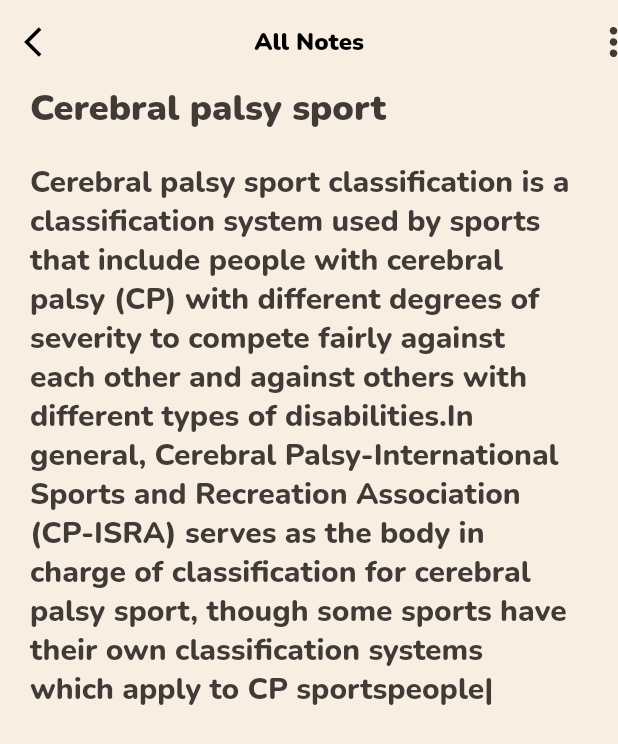
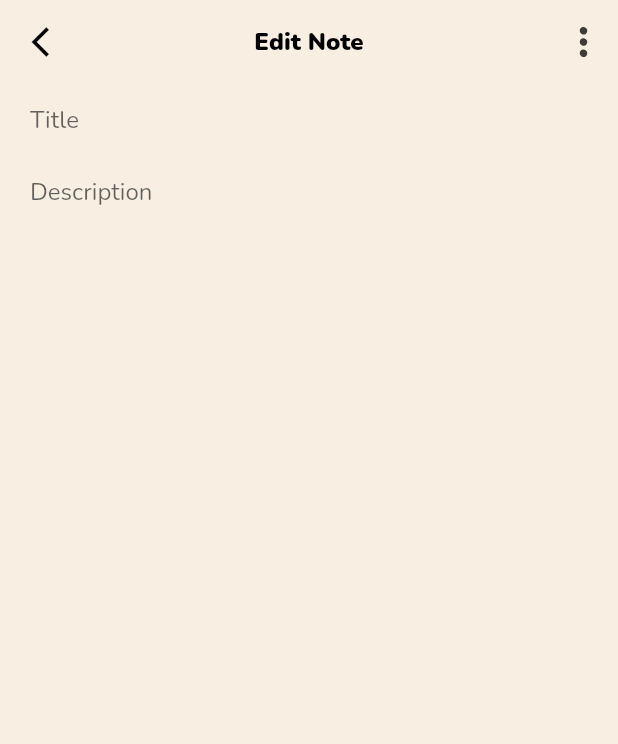
Before and after one commit to mercyjae/notely, a Flutter app: the EditNote screen opened directly, on a phone screen of 412 x 824 dp. Shown: the top 744 px of the screen. Run offline on Flutter 3.47's test engine with Material 2 defaults, Android fonts, the phone set to English and light mode, and no system bars; our stand-ins replace flutter_svg, google_fonts.

Commit message:
added routes

```diff
--- a/lib/main.dart
+++ b/lib/main.dart
@@ -1,5 +1,5 @@
 import 'package:flutter/material.dart';
-import 'package:notely/screens/recent_notes.dart';
+import 'package:notely/routes.dart';
 
 void main() {
   runApp(const MyApp());
@@ -22,6 +22,8 @@ class MyApp extends StatelessWidget {
             secondary: const Color(0xFFD9614C),
           ),
         ),
-        home: const RecentNotes());
+        onGenerateRoute: AppRouter.onGenerateRoute,
+        initialRoute: AppRouter.onboarding);
+
   }
 }
--- /dev/null
+++ b/lib/routes.dart
@@ -0,0 +1,50 @@
+
+import 'package:flutter/material.dart';
+import 'package:notely/screens/sign_up_screen.dart';
+import 'package:notely/screens/edit_note.dart';
+import 'package:notely/screens/note_creation.dart';
+import 'package:notely/screens/onboarding_screen.dart';
+import 'package:notely/screens/profile_screen.dart';
+import 'package:notely/screens/recent_notes.dart';
+import 'package:notely/screens/subscribe_screen.dart';
+
+class AppRouter{
+  const AppRouter._();
+
+  static const onboarding = '/onboarding';
+  static const signUp = '/signUp';
+  static const subscribe = '/subscribe';
+  static const noteCreation = '/noteCreation';
+  static const editNote = '/editNote';
+  static const profile = '/profile';
+  static const recentNote = '/recentNote';
+
+  static Route<dynamic> onGenerateRoute(RouteSettings settings){
+    switch(settings.name){
+      case onboarding:
+      return _route( const OnboardingScreen());
+      case signUp:
+       return  _route(const SignUpScreen());
+       case subscribe:
+       return _route(const SubscribeScreen());
+       case noteCreation:
+       return _route(const NoteCreation());
+       case editNote:
+       return _route(const EditNote());
+       case recentNote:
+       return _route(const RecentNotes());
+       case profile:
+       return _route(const ProfileScreen());
+       default:
+       return _route(const Scaffold());
+
+    }
+  }
+
+  static PageRoute<dynamic> _route(Widget child){
+    return MaterialPageRoute(builder: (context){
+      return child;
+    });
+  }
+
+}
--- a/lib/screens/edit_note.dart
+++ b/lib/screens/edit_note.dart
@@ -1,4 +1,5 @@
 import 'package:flutter/material.dart';
+import 'package:flutter/services.dart';
 import 'package:flutter_svg/flutter_svg.dart';
 import 'package:google_fonts/google_fonts.dart';
 
@@ -9,17 +10,27 @@ class EditNote extends StatelessWidget {
   Widget build(BuildContext context) {
     return Scaffold(
         appBar: AppBar(
-          leading: IconButton(
+          leading: Padding(
+            padding: const EdgeInsets.only(left: 10),
+            child: IconButton(
               icon: const Icon(
                 Icons.arrow_back_ios,
                 color: Colors.black,
               ),
-            onPressed: () {},
+              onPressed: () {
+                Navigator.of(context).pop();
+              },
+            ),
           ),
           elevation: 0,
-          actions: [SvgPicture.asset('assets/icons/menu.svg')],
+          actions: [
+            Padding(
+              padding: const EdgeInsets.only(right: 20),
+              child: SvgPicture.asset('assets/icons/menu.svg'),
+            )
+          ],
           title: Text(
-            'All Notes',
+            'Edit Note',
             style: GoogleFonts.nunito(
                 fontSize: 16, fontWeight: FontWeight.w900, color: Colors.black),
           ),
@@ -28,34 +39,31 @@ class EditNote extends StatelessWidget {
         ),
         body: Padding(
           padding: const EdgeInsets.symmetric(horizontal: 20),
-          child: Column(
-              crossAxisAlignment: CrossAxisAlignment.start,
-              children: const [
-                Text(
-                  "Cerebral palsy sport",
-                  style: TextStyle(
-                    fontSize: 24,
-                    fontWeight: FontWeight.w900,
-                    color: Color(0xFF403B36),
+          child:
+              Column(crossAxisAlignment: CrossAxisAlignment.start, children: [
+            TextFormField(
+              cursorColor: Colors.orange,
+              maxLines: null,
+              decoration: const InputDecoration(
+                border: InputBorder.none,
+                focusedBorder: UnderlineInputBorder(),
+                hintText: 'Title',
               ),
+              inputFormatters: [
+                LengthLimitingTextInputFormatter(100),
+              ],
             ),
-                SizedBox(
-                  height: 20,
+            TextFormField(
+              cursorColor: Colors.orange,
+              decoration: const InputDecoration(
+                border: InputBorder.none,
+                focusedBorder: UnderlineInputBorder(),
+                hintText: 'Description',
               ),
-                Text(
-                    'Cerebral palsy sport classification is a\nclassification system'
-                    ' used by sports\nthat include people with cerebral\npalsy (CP) with '
-                    'different degrees of\nseverity to compete fairly against\neach other and '
-                    'against others with\ndifferent types of disabilities.In\ngeneral, '
-                    'Cerebral Palsy-International\nSports and Recreation Association\n(CP-ISRA) serves as the '
-                    'body in\ncharge of classification for cerebral\npalsy sport, though some sports have\ntheir '
-                    'own classification systems\nwhich apply to CP sportspeople|',
-                    style: TextStyle(
-                      height: 1.3,
-                      fontSize: 20,
-                      fontWeight: FontWeight.w800,
-                      color: Color(0xFF403B36),
-                    )),
+              inputFormatters: [
+                LengthLimitingTextInputFormatter(100),
+              ],
+            ),
           ]),
         ));
   }
--- a/lib/screens/onboarding_screen.dart
+++ b/lib/screens/onboarding_screen.dart
@@ -1,6 +1,6 @@
 import 'package:flutter/material.dart';
+import 'package:notely/routes.dart';
 import 'package:notely/widgets/app_button.dart';
-import 'package:notely/screens/create_account_screen.dart';
 import 'package:notely/models/onboarding_model.dart';
 import 'package:google_fonts/google_fonts.dart';
 class OnboardingScreen extends StatefulWidget {
@@ -100,8 +100,8 @@ class _OnboardingScreenState extends State<OnboardingScreen> {
               height: 70,
             ),
             AppButton(title: 'GET STARTED', onTap: () {
-              Navigator.push(context,
-                  MaterialPageRoute(builder: (context) => const CreateAccount()));
+              Navigator.of(context).pushNamed(AppRouter.signUp);
+
             }, ),
 
             const SizedBox(
--- a/lib/screens/recent_notes.dart
+++ b/lib/screens/recent_notes.dart
@@ -20,21 +20,21 @@ class _RecentNotesState extends State<RecentNotes> {
           Image.asset('assets/images/search.png'),
         ],
         title: Text(
-          'All Notes',
+          'Recent Notes',
           style: GoogleFonts.nunito(
               fontSize: 16, fontWeight: FontWeight.w900, color: Colors.black),
         ),
         centerTitle: true,
         backgroundColor: Colors.transparent,
       ),body: Padding(
-        padding: const EdgeInsets.symmetric(horizontal: 10),
+        padding: const EdgeInsets.symmetric(horizontal:15),
         child: Column(children: const [
           Expanded(
                 child: RecentNotesBuilder(
                   notes: [
                     Note(
                       title: 'Cerebral palsy\nsport',
-                      body: 'Cerebral palsy\nsportclassification  '
+                      description: 'Cerebral palsy\nsportclassification  '
                           'is a classification system used by sports that include'
                           ' people with cerebral palsy (CP) with different'
                           ' degrees of severity to compete fairly '
@@ -42,14 +42,14 @@ class _RecentNotesState extends State<RecentNotes> {
                     ),
                     Note(
                         title: 'Trends List',
-                        body: '\u2022 Glassmorphism\n'
+                        description: '\u2022 Glassmorphism\n'
                             '\u2022 Claymorphism\n'
                             '\u2022 Big Typography\n'
                             '\u2022 3d Illustrations\n'
                             '\u2022 Flat Colors...\n'),
                               Note(
                       title: 'School Essay on Accessibility',
-                      body:
+                      description:
                           'Accessibility is the practice of making your websites '
                           'usable by as many people as possible. '
                           'We traditionally think of this as being '
@@ -57,7 +57,7 @@ class _RecentNotesState extends State<RecentNotes> {
                     ),
                     Note(
                       title: 'Emotions of Typography',
-                      body: 'Typography is a part of user interface. '
+                      description: 'Typography is a part of user interface. '
                           'Many of us focus on User Experience rather than User '
                           'Interface as a novice UI/UX designer since deciding '
                           'a typeface, colors, and typefaces is a '
@@ -66,7 +66,7 @@ class _RecentNotesState extends State<RecentNotes> {
 
                     Note(
                       title: 'Lamina Peak',
-                      body: 'Lamina Peak (70°32′S 68°45′WCoordinates: '
+                      description: 'Lamina Peak (70°32′S 68°45′WCoordinates: '
                           '70°32′S 68°45′W) '
                           'is a prominent pyramid-shaped peak, 1,280 metres'
                           ' (4,200 ft) high, surmounting a stratified ridge '
@@ -75,7 +75,7 @@ class _RecentNotesState extends State<RecentNotes> {
                     ),
                      Note(
                       title: 'IG Posts',
-                      body: '\u2022 Typography Checklist\n'
+                      description: '\u2022 Typography Checklist\n'
                           '\u2022 Make 3D Card inside Figma\n'
                           '\u2022 Best figma plugins stock images websites',
                     ),
--- a/lib/widgets/app_textfield.dart
+++ b/lib/widgets/app_textfield.dart
@@ -23,7 +23,7 @@ class AppTextField extends StatelessWidget {
           ),
         ),
         const SizedBox(
-          height: 10,
+          height: 15,
         ),
         TextField(
           decoration: InputDecoration(
--- a/lib/widgets/note_card.dart
+++ b/lib/widgets/note_card.dart
@@ -2,8 +2,8 @@ import 'package:flutter/material.dart';
 
 class NoteCard extends StatelessWidget {
   final String title;
-  final String body;
-  const NoteCard({Key? key, required this.title, required this.body})
+  final String description;
+  const NoteCard({Key? key, required this.title, required this.description})
       : super(key: key);
 
   @override
@@ -20,14 +20,14 @@ class NoteCard extends StatelessWidget {
         children: [
           Text(
             title,style: const TextStyle(
-              fontSize: 22,
+              fontSize: 18,
               fontWeight: FontWeight.w900,
               color: Color(0xFF403B36),
             ),
           ),
-          const SizedBox(height: 2),
+          const SizedBox(height: 5),
           Text(
-            body,
+            description,
             style: const TextStyle(
               fontSize: 16,
               fontWeight: FontWeight.w700,
@@ -45,7 +45,7 @@ class NoteCard extends StatelessWidget {
 
 class Note {
   final String title;
-  final String body;
+  final String description;
 
-  const Note({required this.title, required this.body});
+  const Note({required this.title, required this.description});
 }
--- a/lib/widgets/recent_note_builder.dart
+++ b/lib/widgets/recent_note_builder.dart
@@ -5,12 +5,11 @@ import 'package:notely/widgets/note_card.dart';
 class RecentNotesBuilder extends StatelessWidget {
   final List<Note> notes;
   const RecentNotesBuilder({Key? key, required this.notes}) : super(key: key);
-
   @override
   Widget build(BuildContext context) {
     return MasonryGridView.builder(
       itemCount: notes.length,
-      padding: EdgeInsets.zero,
+      //padding: EdgeInsets.zero,
       gridDelegate: const SliverSimpleGridDelegateWithFixedCrossAxisCount(
         crossAxisCount: 2,
       ),
@@ -18,7 +17,7 @@ class RecentNotesBuilder extends StatelessWidget {
       mainAxisSpacing: 8,
       itemBuilder: (context, index) {
         final note = notes[index];
-        return NoteCard(title: note.title, body: note.body);
+        return NoteCard(title: note.title, description: note.description);
       },
     );
   }
```
Also changed, not shown: lib/screens/note_creation.dart (+16 -9 lines), lib/screens/sign_up_screen.dart (renamed from lib/screens/create_account_screen.dart, +11 -14 lines), lib/screens/subscribe_screen.dart (renamed from lib/screens/premium_screen.dart, +18 -16 lines). Lines whose indentation alone changed are shown as unchanged.
